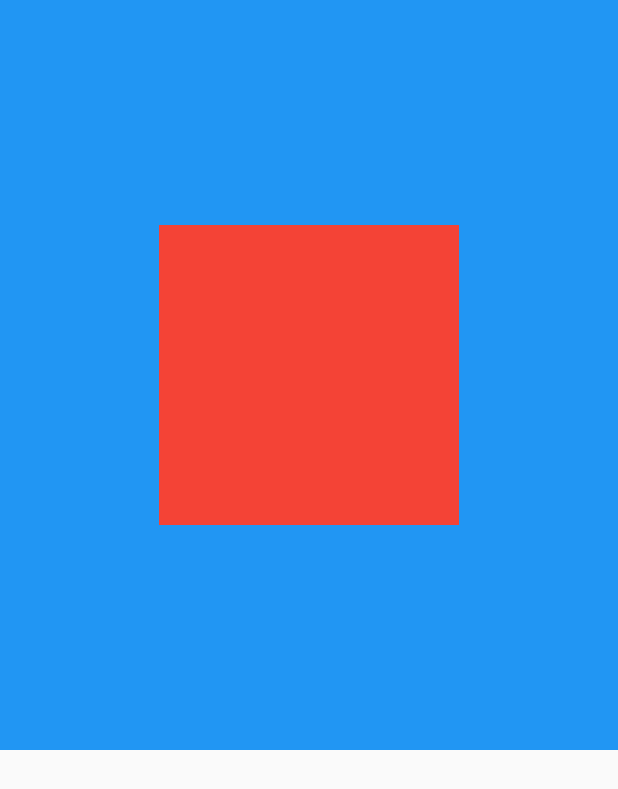
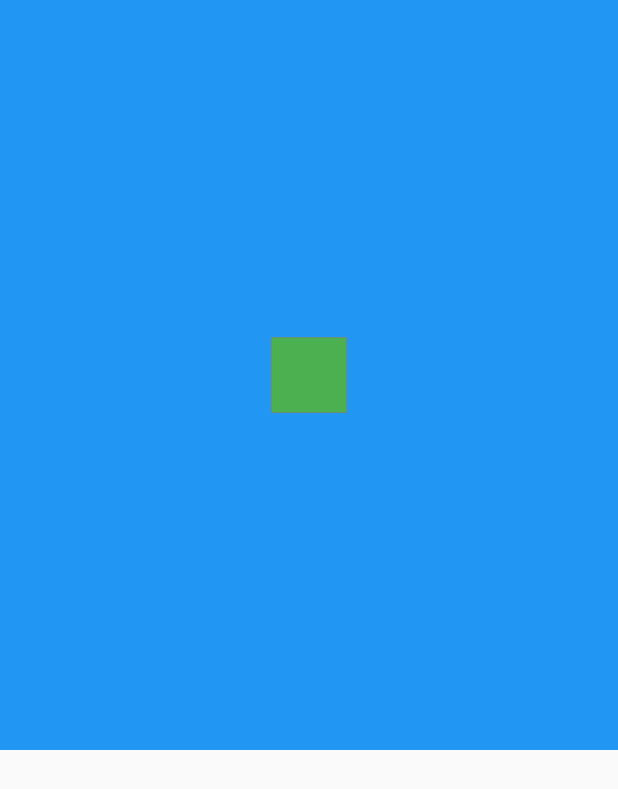
Before and after one commit to khanian/flutter_layout_example, a Flutter app: the screen it shows after launch, on a phone screen of 412 x 824 dp. Shown: the top 789 px of the screen. Run offline on Flutter 3.47's test engine with Material 2 defaults, Android fonts, the phone set to English and light mode, and no system bars.

Commit message:
Constraints BoxConstraints loose

```diff
--- a/lib/main.dart
+++ b/lib/main.dart
@@ -31,10 +31,13 @@ class ConstraintWidget extends StatelessWidget {
       color: Colors.blue,
       child: Center(
         child: Container(
-          constraints: BoxConstraints.tight(Size(200, 200)),
-          height: 300,
-          width: 300,
+          constraints: BoxConstraints.loose(Size(200, 200)),
           color: Colors.red,
+          child: Container(
+            width: 50,
+            height: 50,
+            color: Colors.green,
+          ),
         ),
       ),
     );
```
